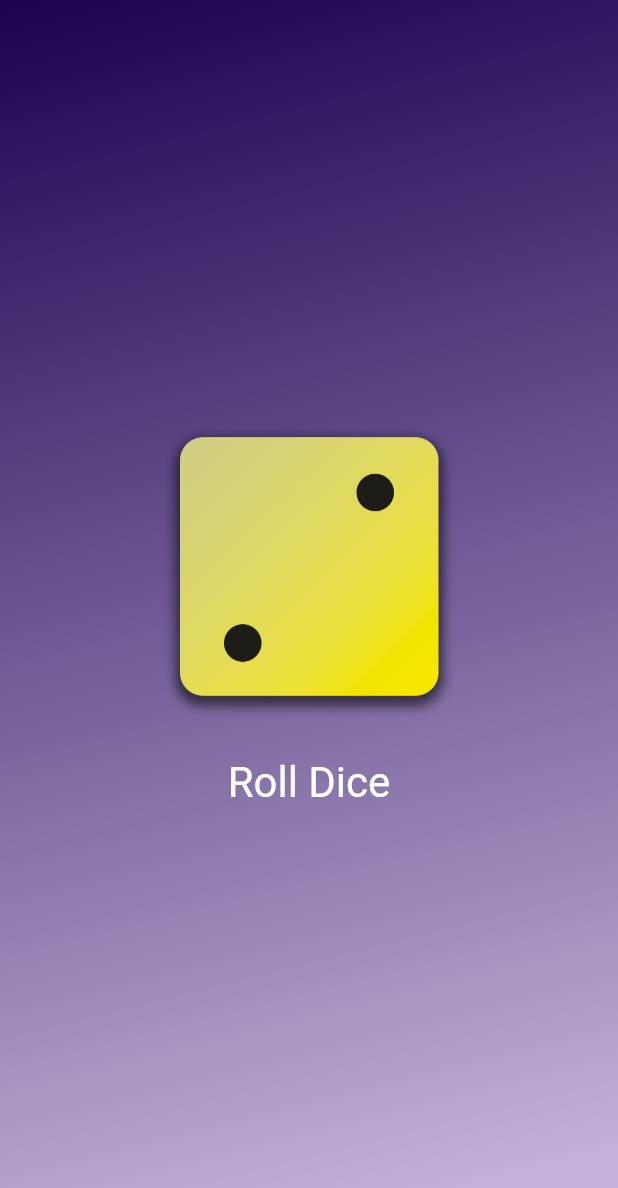
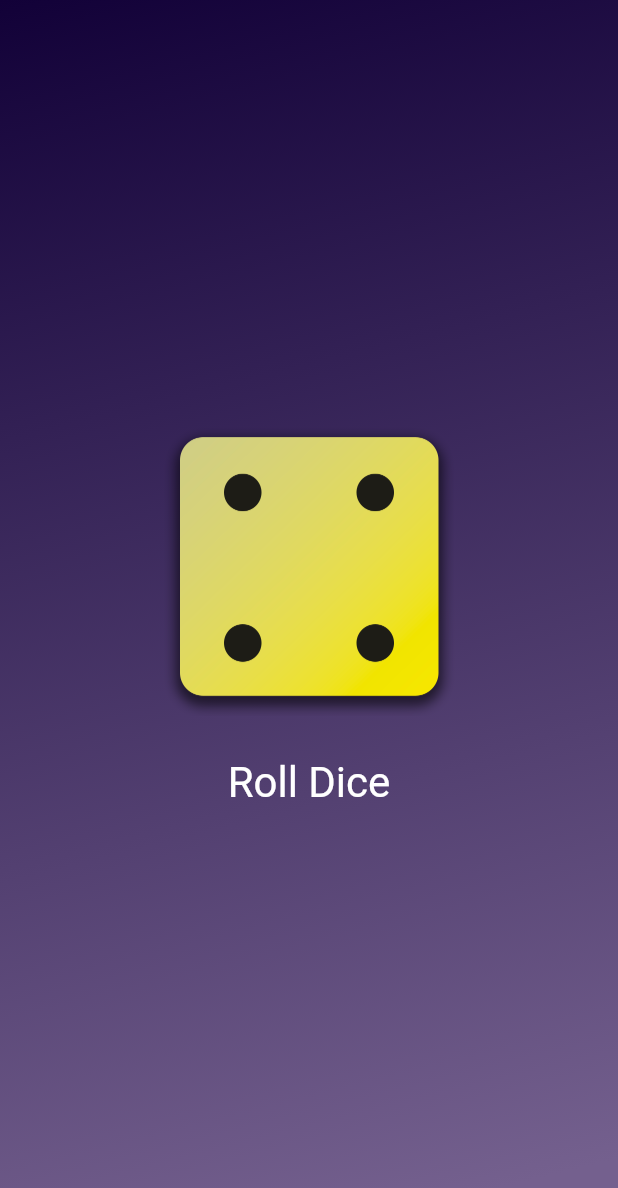
Before and after one commit to eunrain/flutter-prac, a Flutter app: the screen it shows after launch, after a tap on "Roll Dice", on a phone screen of 412 x 824 dp. Shown: the top 1188 px of the screen. Run offline on Flutter 3.47's test engine with Material 2 defaults, Android fonts, the phone set to English and light mode, and no system bars.

```diff
--- /dev/null
+++ b/lib/dice_roller.dart
@@ -0,0 +1,47 @@
+import 'package:flutter/material.dart';
+
+class DiceRoller extends StatefulWidget {
+  const DiceRoller({super.key});
+
+  @override
+  State<DiceRoller> createState() {
+    return _DiceRollerState();
+  }
+}
+
+// 이 상태는 오직 diceRoller 위젯 클래스 내부에서만 사용되도록 네이밍은 규칙
+class _DiceRollerState extends State<DiceRoller> {
+  var activeDiceImage = 'assets/images/dice-2.png';
+
+  void rollDice() {
+    setState(() {
+      activeDiceImage = 'assets/images/dice-4.png';
+    });
+  }
+
+  @override
+  Widget build(context) {
+    return Column(
+      mainAxisSize: MainAxisSize.min,
+      children: [
+        Image.asset(
+          activeDiceImage,
+          width: 200,
+        ),
+        const SizedBox(height: 20),
+        TextButton(
+          onPressed: rollDice,
+          style: TextButton.styleFrom(
+              // padding: const EdgeInsets.only(
+              //   top: 20,
+              // ),
+              foregroundColor: Colors.white,
+              textStyle: const TextStyle(
+                fontSize: 28,
+              )),
+          child: const Text('Roll Dice'),
+        ),
+      ],
+    );
+  }
+}
--- a/lib/gradient_container.dart
+++ b/lib/gradient_container.dart
@@ -1,4 +1,4 @@
-import 'package:first_app/styled_text.dart';
+import 'package:first_app/dice_roller.dart';
 import 'package:flutter/material.dart';
 
 const startAlignment = Alignment.topLeft;
@@ -14,10 +14,6 @@ class GradientContainer extends StatelessWidget {
   final Color color1;
   final Color color2;
 
-  void rollDice() {
-    // ...
-  }
-
   @override
   Widget build(context) {
     return Container(
@@ -29,28 +25,7 @@ class GradientContainer extends StatelessWidget {
         ),
       ),
       child: Center(
-        child: Column(
-          mainAxisSize: MainAxisSize.min,
-          children: [
-            Image.asset(
-              'assets/images/dice-2.png',
-              width: 200,
-            ),
-            const SizedBox(height: 20),
-            TextButton(
-              onPressed: rollDice,
-              style: TextButton.styleFrom(
-                  // padding: const EdgeInsets.only(
-                  //   top: 20,
-                  // ),
-                  foregroundColor: Colors.white,
-                  textStyle: const TextStyle(
-                    fontSize: 28,
-                  )),
-              child: const Text('Roll Dice'),
-            ),
-          ],
-        ),
+        child: DiceRoller(),
       ),
     );
   }
--- a/lib/main.dart
+++ b/lib/main.dart
@@ -6,7 +6,9 @@ void main() {
     const MaterialApp(
       home: Scaffold(
         body: GradientContainer(
-            Color.fromARGB(255, 26, 2, 80), Color.fromARGB(255, 195, 178, 217)),
+          Color.fromARGB(255, 18, 1, 56),
+          Color.fromARGB(255, 116, 96, 142),
+        ),
       ),
     ),
   );
```
